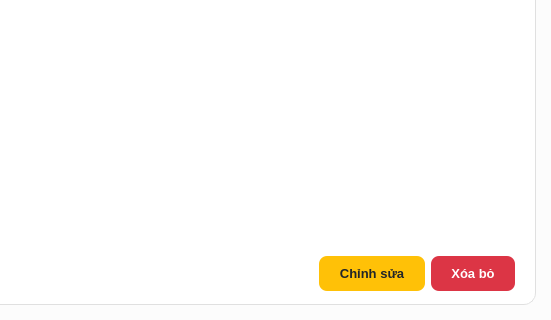
Before: the Qt Designer form app/modules/product/ui/views/product_management.ui in minhtoan3131/stationpos-python-coursework-basic, drawn with Qt 5; both pictures show x 549 to 1100 and y 480 to 800 of the 1100 by 800 pixel window.
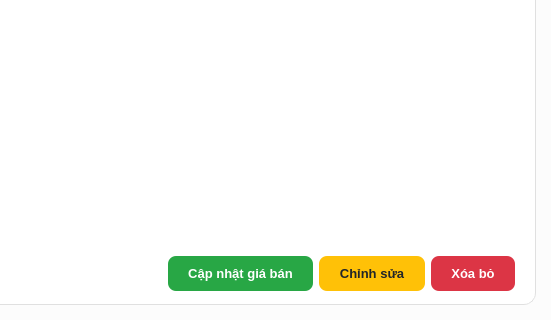
After: the same form once the commit is applied.

Commit message:
refactor(product/sale): decouple pricing dialog and adopt flat wholesale price rule
* UI/UX: Isolated quick price functionality into a separate dialog and controller.
* UI/UX: Fixed Qt Designer rendering crash in quick_price_dialog.ui.
* Business: Shifted wholesale price definition to store total box/container value.

Diff of the .ui file:
```diff
--- a/app/modules/product/ui/views/product_management.ui
+++ b/app/modules/product/ui/views/product_management.ui
@@ -62,6 +62,8 @@
 QPushButton#btn_update_product:hover { background-color: #e0a800; }
 QPushButton#btn_delete_product { background-color: #dc3545; }
 QPushButton#btn_delete_product:hover { background-color: #c82333; }
+QPushButton#btn_adjust_price { background-color: #28a745; }
+QPushButton#btn_adjust_price:hover { background-color: #218838; }
 QPushButton#btn_refresh_products {
     background-color: transparent;
     color: #6c757d;
@@ -291,6 +293,13 @@
            </property>
           </spacer>
          </item>
+         <item>
+          <widget class="QPushButton" name="btn_adjust_price">
+           <property name="text">
+            <string>Cập nhật giá bán</string>
+           </property>
+          </widget>
+         </item>
          <item>
           <widget class="QPushButton" name="btn_update_product">
            <property name="text">
```
The commit also changes 22 other files.
